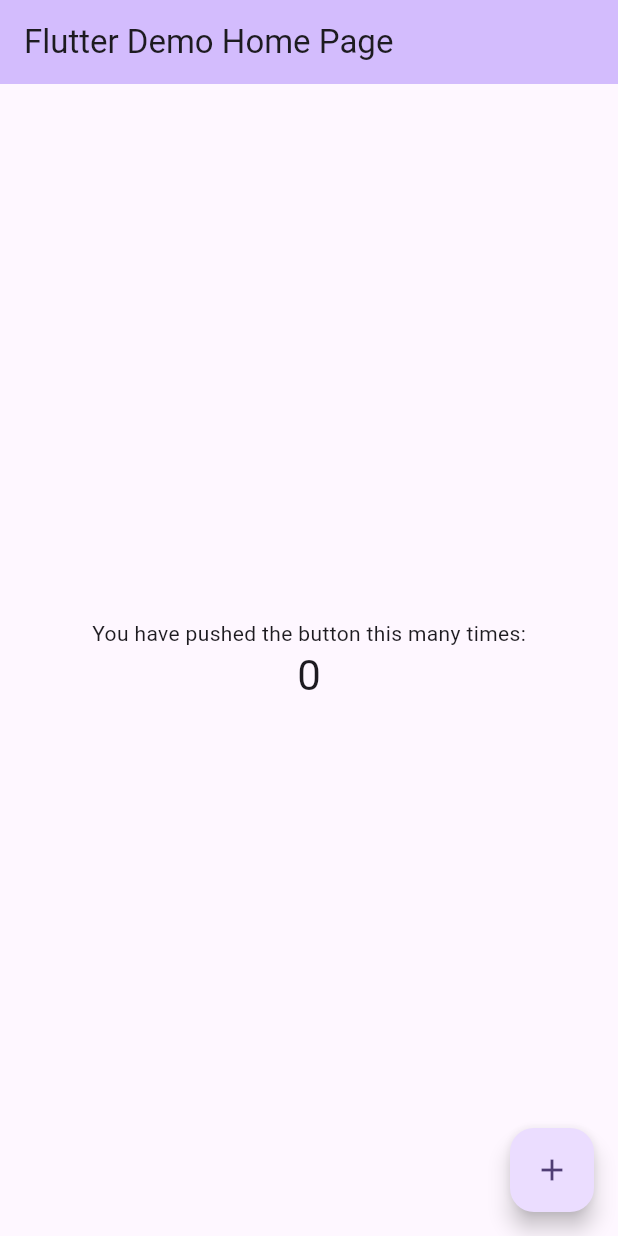
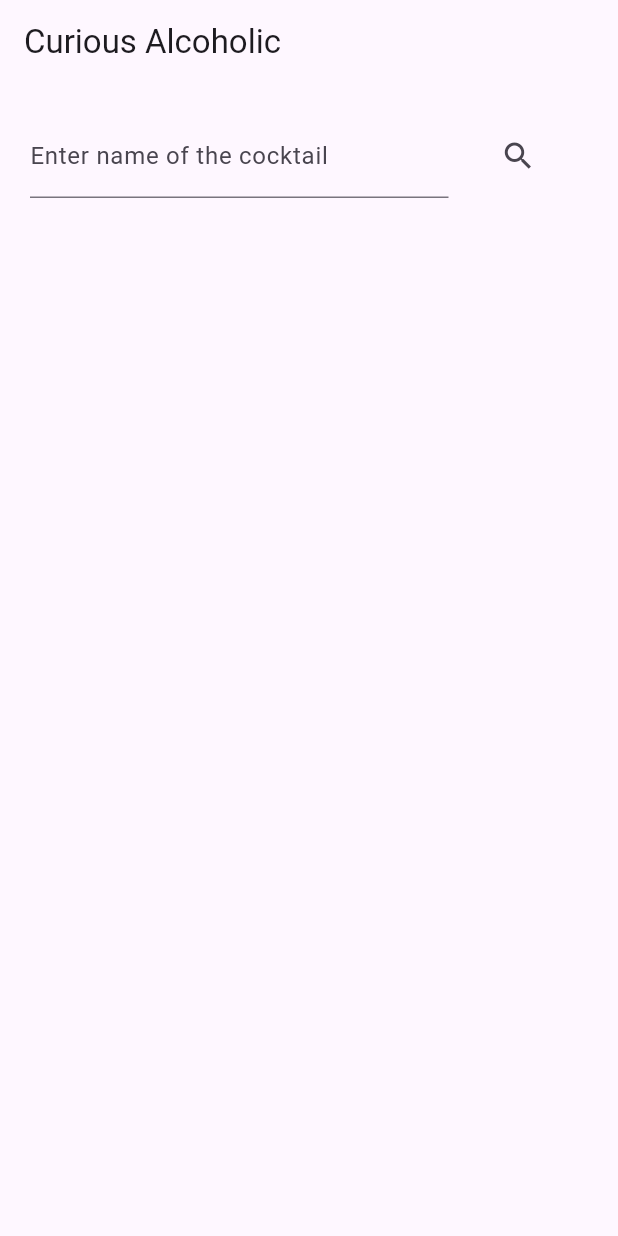
Before and after one commit to DonErnest/curious_alcoholic, a Flutter app: the screen it shows after launch, on a phone screen of 412 x 824 dp. Run offline on Flutter 3.47's test engine with Material 3 defaults, Android fonts, the phone set to English and light mode, and no system bars.

Commit message:
Added basic setup with the core logic of searching cocktails and displaying results in the grid

```diff
--- /dev/null
+++ b/lib/alcoholic.dart
@@ -0,0 +1,20 @@
+import 'package:curious_alcoholic/screens/main.dart';
+import 'package:flutter/material.dart';
+
+class CuriousAlcoholic extends StatefulWidget {
+  const CuriousAlcoholic({super.key});
+
+  @override
+  State<CuriousAlcoholic> createState() => _CuriousAlcoholicState();
+}
+
+class _CuriousAlcoholicState extends State<CuriousAlcoholic> {
+  @override
+  Widget build(BuildContext context) {
+    return SafeArea(
+      child: Scaffold(
+          appBar: AppBar(title: Text("Curious Alcoholic")),
+          body: MainScreen(),
+    ));
+  }
+}
--- /dev/null
+++ b/lib/api.dart
@@ -0,0 +1,18 @@
+import 'dart:convert';
+
+import 'package:http/http.dart';
+
+final baseUri = "https://www.thecocktaildb.com/api/json/v1/1/search.php?s=";
+
+Future<dynamic> searchCocktail(String name) async {
+  final uri = Uri.parse("${baseUri}${name}");
+  try {
+    final response = await get(uri);
+    if (response.statusCode == 200) {
+      final dynamic jsonData = jsonDecode(response.body);
+      return jsonData["drinks"];
+    }
+  } catch (error) {
+    return null;
+  }
+}
--- a/lib/main.dart
+++ b/lib/main.dart
@@ -1,122 +1,6 @@
+import 'package:curious_alcoholic/alcoholic.dart';
 import 'package:flutter/material.dart';
 
 void main() {
-  runApp(const MyApp());
+  runApp(MaterialApp(home: CuriousAlcoholic()));
 }
-
-class MyApp extends StatelessWidget {
-  const MyApp({super.key});
-
-  // This widget is the root of your application.
-  @override
-  Widget build(BuildContext context) {
-    return MaterialApp(
-      title: 'Flutter Demo',
-      theme: ThemeData(
-        // This is the theme of your application.
-        //
-        // TRY THIS: Try running your application with "flutter run". You'll see
-        // the application has a purple toolbar. Then, without quitting the app,
-        // try changing the seedColor in the colorScheme below to Colors.green
-        // and then invoke "hot reload" (save your changes or press the "hot
-        // reload" button in a Flutter-supported IDE, or press "r" if you used
-        // the command line to start the app).
-        //
-        // Notice that the counter didn't reset back to zero; the application
-        // state is not lost during the reload. To reset the state, use hot
-        // restart instead.
-        //
-        // This works for code too, not just values: Most code changes can be
-        // tested with just a hot reload.
-        colorScheme: ColorScheme.fromSeed(seedColor: Colors.deepPurple),
-      ),
-      home: const MyHomePage(title: 'Flutter Demo Home Page'),
-    );
-  }
-}
-
-class MyHomePage extends StatefulWidget {
-  const MyHomePage({super.key, required this.title});
-
-  // This widget is the home page of your application. It is stateful, meaning
-  // that it has a State object (defined below) that contains fields that affect
-  // how it looks.
-
-  // This class is the configuration for the state. It holds the values (in this
-  // case the title) provided by the parent (in this case the App widget) and
-  // used by the build method of the State. Fields in a Widget subclass are
-  // always marked "final".
-
-  final String title;
-
-  @override
-  State<MyHomePage> createState() => _MyHomePageState();
-}
-
-class _MyHomePageState extends State<MyHomePage> {
-  int _counter = 0;
-
-  void _incrementCounter() {
-    setState(() {
-      // This call to setState tells the Flutter framework that something has
-      // changed in this State, which causes it to rerun the build method below
-      // so that the display can reflect the updated values. If we changed
-      // _counter without calling setState(), then the build method would not be
-      // called again, and so nothing would appear to happen.
-      _counter++;
-    });
-  }
-
-  @override
-  Widget build(BuildContext context) {
-    // This method is rerun every time setState is called, for instance as done
-    // by the _incrementCounter method above.
-    //
-    // The Flutter framework has been optimized to make rerunning build methods
-    // fast, so that you can just rebuild anything that needs updating rather
-    // than having to individually change instances of widgets.
-    return Scaffold(
-      appBar: AppBar(
-        // TRY THIS: Try changing the color here to a specific color (to
-        // Colors.amber, perhaps?) and trigger a hot reload to see the AppBar
-        // change color while the other colors stay the same.
-        backgroundColor: Theme.of(context).colorScheme.inversePrimary,
-        // Here we take the value from the MyHomePage object that was created by
-        // the App.build method, and use it to set our appbar title.
-        title: Text(widget.title),
-      ),
-      body: Center(
-        // Center is a layout widget. It takes a single child and positions it
-        // in the middle of the parent.
-        child: Column(
-          // Column is also a layout widget. It takes a list of children and
-          // arranges them vertically. By default, it sizes itself to fit its
-          // children horizontally, and tries to be as tall as its parent.
-          //
-          // Column has various properties to control how it sizes itself and
-          // how it positions its children. Here we use mainAxisAlignment to
-          // center the children vertically; the main axis here is the vertical
-          // axis because Columns are vertical (the cross axis would be
-          // horizontal).
-          //
-          // TRY THIS: Invoke "debug painting" (choose the "Toggle Debug Paint"
-          // action in the IDE, or press "p" in the console), to see the
-          // wireframe for each widget.
-          mainAxisAlignment: MainAxisAlignment.center,
-          children: <Widget>[
-            const Text('You have pushed the button this many times:'),
-            Text(
-              '$_counter',
-              style: Theme.of(context).textTheme.headlineMedium,
-            ),
-          ],
-        ),
-      ),
-      floatingActionButton: FloatingActionButton(
-        onPressed: _incrementCounter,
-        tooltip: 'Increment',
-        child: const Icon(Icons.add),
-      ), // This trailing comma makes auto-formatting nicer for build methods.
-    );
-  }
-}
--- /dev/null
+++ b/lib/models/cocktail.dart
@@ -0,0 +1,28 @@
+class Cocktail {
+  final String id;
+  final String name;
+  final String category;
+  final String instructions;
+  final String? image;
+  final String thumbnail;
+
+  factory Cocktail.fromJson(Map<String, dynamic> json) {
+    return Cocktail(
+      id: json["idDrink"],
+      name: json["strDrink"],
+      category: json["strCategory"],
+      instructions: json["strInstructions"],
+      image: json["strImageSource"],
+      thumbnail: json["strDrinkThumb"]
+    );
+  }
+
+  const Cocktail({
+    required this.id,
+    required this.name,
+    required this.category,
+    required this.instructions,
+    required this.image,
+    required this.thumbnail,
+  });
+}
--- /dev/null
+++ b/lib/screens/main.dart
@@ -0,0 +1,70 @@
+import 'package:curious_alcoholic/models/cocktail.dart';
+import 'package:curious_alcoholic/services/cocktail.dart';
+import 'package:curious_alcoholic/widgets/canvas.dart';
+import 'package:flutter/material.dart';
+
+import '../widgets/cocktail_search.dart';
+
+class MainScreen extends StatefulWidget {
+  const MainScreen({super.key});
+
+  @override
+  State<MainScreen> createState() => _MainScreenState();
+}
+
+class _MainScreenState extends State<MainScreen> {
+  List<Cocktail> cocktails = [];
+
+  Future<void> searchCocktail(String name) async {
+    print(name);
+    var foundCocktails = await getSearchedCocktails(name);
+    setState(() {
+      cocktails = foundCocktails;
+    });
+  }
+
+  @override
+  Widget build(BuildContext context) {
+    return ScreenCanvas(
+      widgets: [
+        Expanded(
+          child: CocktailSearch(onCocktailSearch: searchCocktail),
+          flex: 1,
+        ),
+        Expanded(
+          flex: 7,
+          child: GridView.builder(
+            itemCount: cocktails.length,
+            gridDelegate: SliverGridDelegateWithFixedCrossAxisCount(
+              crossAxisCount: 2,
+              crossAxisSpacing: 16,
+              mainAxisSpacing: 16,
+              mainAxisExtent: 300,
+            ),
+            itemBuilder:
+                (ctx, idx) => GridTile(
+                  header: GridTileBar(
+                    title: Text(
+                      cocktails[idx].name,
+                      style: const TextStyle(color: Colors.black),
+                    ),
+                  ),
+                  child: Container(
+                    margin: const EdgeInsets.all(12.0),
+                    decoration: ShapeDecoration(
+                      shape: RoundedRectangleBorder(
+                        borderRadius: BorderRadius.circular(12.0),
+                      ),
+                      gradient: const RadialGradient(
+                        colors: <Color>[Color(0x0F88EEFF), Color(0x2F0099BB)],
+                      ),
+                    ),
+                    child: Image.network(cocktails[idx].thumbnail),
+                  ),
+                ),
+          ),
+        ),
+      ],
+    );
+  }
+}
--- /dev/null
+++ b/lib/services/cocktail.dart
@@ -0,0 +1,13 @@
+
+import 'package:curious_alcoholic/api.dart';
+import 'package:curious_alcoholic/models/cocktail.dart';
+
+Future<List<Cocktail>> getSearchedCocktails(String name) async {
+  final rawData = await searchCocktail(name);
+  if (rawData != null && rawData.length != 0) {
+    return List<Cocktail>.from(
+      rawData.map((json) => Cocktail.fromJson(json)).toList(),
+    );
+  }
+  return [];
+}
--- /dev/null
+++ b/lib/widgets/canvas.dart
@@ -0,0 +1,15 @@
+import 'package:flutter/material.dart';
+
+class ScreenCanvas extends StatelessWidget {
+  final List<Widget> widgets;
+  const ScreenCanvas({super.key, required this.widgets});
+
+  @override
+  Widget build(BuildContext context) {
+    return Center(
+      child: Column(
+        children: widgets
+      ),
+    );
+  }
+}
--- /dev/null
+++ b/lib/widgets/cocktail_search.dart
@@ -0,0 +1,48 @@
+import 'package:flutter/material.dart';
+
+class CocktailSearch extends StatefulWidget {
+  final void Function(String cocktailName) onCocktailSearch;
+
+  const CocktailSearch({super.key, required this.onCocktailSearch});
+
+  @override
+  State<CocktailSearch> createState() => _CocktailSearchState();
+}
+
+class _CocktailSearchState extends State<CocktailSearch> {
+  var searchController = TextEditingController();
+  String? searchedCocktailName;
+
+  Future<void> search() async {
+    if (searchedCocktailName != null) {
+      widget.onCocktailSearch(searchedCocktailName!);
+    }
+  }
+
+  @override
+  Widget build(BuildContext context) {
+    return Padding(
+      padding: const EdgeInsets.symmetric(vertical: 10, horizontal: 20),
+      child: Row(
+        children: [
+          Expanded(
+            flex: 3,
+            child: TextField(
+              controller: searchController,
+              maxLines: 1,
+              keyboardType: TextInputType.text,
+              onChanged: (value) => setState(() => searchedCocktailName = value),
+              decoration: const InputDecoration(
+                label: Text("Enter name of the cocktail"),
+              ),
+            ),
+          ),
+          Expanded(
+            flex: 1,
+            child: IconButton(onPressed: search, icon: Icon(Icons.search)),
+          ),
+        ],
+      ),
+    );
+  }
+}
--- a/pubspec.yaml
+++ b/pubspec.yaml
@@ -34,6 +34,7 @@ dependencies:
   # The following adds the Cupertino Icons font to your application.
   # Use with the CupertinoIcons class for iOS style icons.
   cupertino_icons: ^1.0.8
+  http: ^1.3.0
 
 dev_dependencies:
   flutter_test:
```
Also changed, not shown: lib/widgets/cocktail_tile.dart (added), pubspec.lock.
